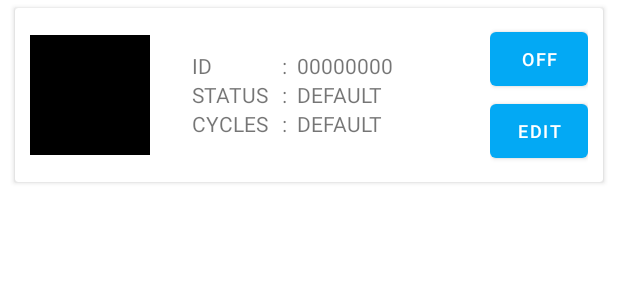
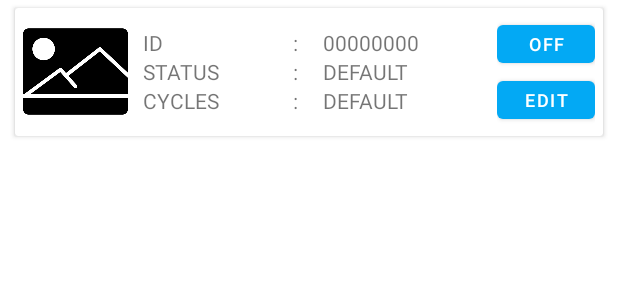
Before and after one commit to jhonnatan1806/Android-ESP32, an Android app: the layout cardview_module.xml on its own in the app's theme, with its tools: preview values and no code run, on a phone screen of 412 x 824 dp. Shown: the top 300 px of the screen. Run offline under Robolectric (Android 15) with nearby library versions, the light colour scheme and no system bars.

Commit message:
update modules

```diff
--- a/app/src/main/java/com/jhaner/esp32/model/ModelOperation.java
+++ /dev/null
@@ -1,4 +0,0 @@
-package com.jhaner.esp32.model;
-
-public class ModelOperation {
-}
--- a/app/src/main/java/com/jhaner/esp32/presenter/AdapterShield.java
+++ b/app/src/main/java/com/jhaner/esp32/presenter/AdapterShield.java
@@ -1,11 +1,9 @@
 package com.jhaner.esp32.presenter;
 
 import android.os.Bundle;
-import android.util.Log;
 import android.view.LayoutInflater;
 import android.view.View;
 import android.view.ViewGroup;
-import android.widget.Button;
 import android.widget.TextView;
 
 import androidx.annotation.NonNull;
@@ -46,7 +44,7 @@ public class AdapterShield extends RecyclerView.Adapter<AdapterShield.ViewHolder
         holder.itemView.setOnClickListener(view -> {
             String shield_id = dataSet.get(position).getShield_id();
             Bundle bundle = new Bundle();
-            bundle.putString("shield_id", shield_id);
+            bundle.putString("SHIELD_ID", shield_id);
             Navigation.findNavController(view).navigate(R.id.action_FragmentShield_to_FragmentModule, bundle);
         });
     }
--- a/app/src/main/java/com/jhaner/esp32/presenter/PresenterShield.java
+++ b/app/src/main/java/com/jhaner/esp32/presenter/PresenterShield.java
@@ -35,7 +35,7 @@ public class PresenterShield {
         recyclerView.setAdapter(new AdapterShield(dataset));
     }
 
-    public void fillRecycler(String data)
+    public void updateRecycler(String data)
     {
         dataset.clear();
         int start = data.indexOf("[");
--- a/app/src/main/res/layout/cardview_module.xml
+++ b/app/src/main/res/layout/cardview_module.xml
@@ -12,25 +12,25 @@
     <LinearLayout
         android:layout_width="match_parent"
         android:layout_height="match_parent"
-        android:layout_margin="10dp"
+        android:layout_margin="5dp"
         android:gravity="center_vertical"
         android:orientation="horizontal">
 
         <ImageView
             android:id="@+id/imageView2"
-            android:layout_width="80dp"
-            android:layout_height="80dp"
+            android:layout_width="70dp"
+            android:layout_height="70dp"
             android:layout_weight="0"
             android:foregroundGravity="center_vertical"
-            tools:srcCompat="@color/black" />
+            app:srcCompat="@drawable/test_img" />
 
         <LinearLayout
             android:layout_width="wrap_content"
-            android:layout_height="match_parent"
+            android:layout_height="wrap_content"
             android:layout_marginStart="10dp"
             android:layout_marginEnd="10dp"
             android:layout_weight="1"
-            android:gravity="center"
+            android:gravity="center_vertical"
             android:orientation="vertical">
 
             <LinearLayout
@@ -39,13 +39,13 @@
 
                 <TextView
                     android:id="@+id/textView1"
-                    android:layout_width="60dp"
+                    android:layout_width="100dp"
                     android:layout_height="wrap_content"
                     android:text="ID" />
 
                 <TextView
                     android:id="@+id/textView2"
-                    android:layout_width="10dp"
+                    android:layout_width="20dp"
                     android:layout_height="wrap_content"
                     android:text=":" />
 
@@ -65,13 +65,13 @@
 
                 <TextView
                     android:id="@+id/textView6"
-                    android:layout_width="60dp"
+                    android:layout_width="100dp"
                     android:layout_height="wrap_content"
                     android:text="STATUS" />
 
                 <TextView
                     android:id="@+id/textView7"
-                    android:layout_width="10dp"
+                    android:layout_width="20dp"
                     android:layout_height="wrap_content"
                     android:text=":" />
 
@@ -91,13 +91,13 @@
 
                 <TextView
                     android:id="@+id/textView"
-                    android:layout_width="60dp"
+                    android:layout_width="100dp"
                     android:layout_height="match_parent"
                     android:text="CYCLES" />
 
                 <TextView
                     android:id="@+id/textView5"
-                    android:layout_width="10dp"
+                    android:layout_width="20dp"
                     android:layout_height="match_parent"
                     android:text=":" />
 
@@ -121,9 +121,9 @@
             android:orientation="vertical">
 
             <Button
-                android:id="@+id/button"
+                android:id="@+id/c_m_btn_status"
                 android:layout_width="65dp"
-                android:layout_height="wrap_content"
+                android:layout_height="37dp"
                 android:layout_weight="0"
                 android:text="OFF"
                 android:textSize="12sp" />
@@ -131,7 +131,7 @@
             <Button
                 android:id="@+id/button2"
                 android:layout_width="65dp"
-                android:layout_height="wrap_content"
+                android:layout_height="37dp"
                 android:layout_weight="0"
                 android:text="EDIT"
                 android:textSize="12sp" />
--- a/app/src/main/res/values/strings.xml
+++ b/app/src/main/res/values/strings.xml
@@ -1,5 +1,5 @@
 <resources>
-    <string name="app_name">esp32</string>
+    <string name="app_name">ESP32</string>
     <string name="action_settings">Settings</string>
     <!-- Strings used for fragments for navigation -->
     <string name="first_fragment_label">First Fragment</string>
```
Also changed, not shown: app/src/main/java/com/jhaner/esp32/helper/WorkerModule.java (+50 -1 lines), app/src/main/java/com/jhaner/esp32/presenter/AdapterModule.java (+14 -2 lines), app/src/main/java/com/jhaner/esp32/presenter/PresenterModule.java (+26 -9 lines), app/src/main/java/com/jhaner/esp32/view/FragmentModule.java (+32 -1 lines), app/src/main/java/com/jhaner/esp32/view/FragmentShield.java (+7 -6 lines), app/src/main/res/navigation/nav_graph.xml (+5 -5 lines), app/src/main/res/drawable/test_img.png (added).
